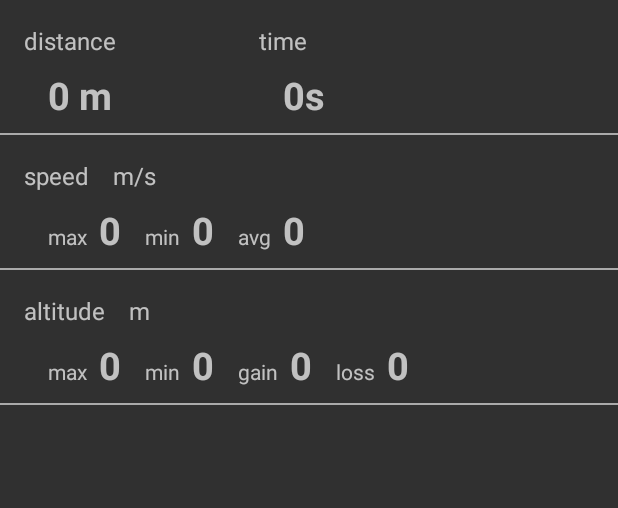
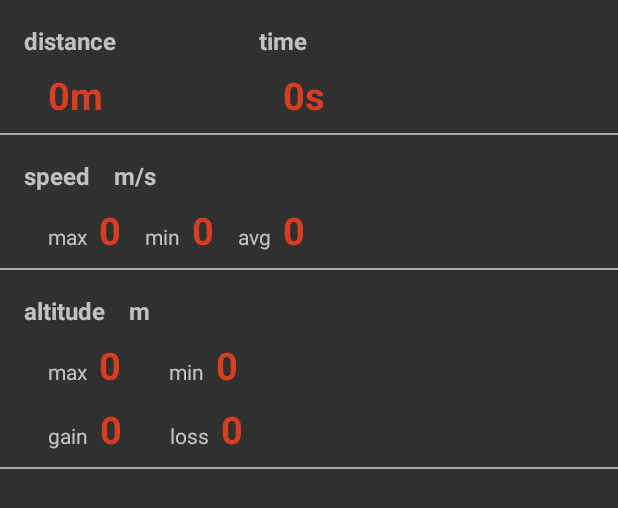
Before and after one commit to qlem/race-monitoring, an Android app: the layout activity_race_report.xml on its own in the app's theme, with its tools: preview values and no code run, on a phone screen of 412 x 824 dp. Shown: the top 508 px of the screen. Run offline under Robolectric (Android 15) with nearby library versions, the phone set to English and light mode, and no system bars.

Commit message:
update design

```diff
--- a/app/src/main/java/com/example/qlem/racemonitoring/RaceReportActivity.java
+++ b/app/src/main/java/com/example/qlem/racemonitoring/RaceReportActivity.java
@@ -133,14 +133,17 @@ public class RaceReportActivity extends AppCompatActivity {
         if (distance >= 1000) {
             distance = distance / 1000;
             nf.setMaximumFractionDigits(2);
-            distanceValueView.setText(String.format("%s km", nf.format(distance)));
+            distanceValueView.setText(String.format("%skm", nf.format(distance)));
         } else {
             nf.setMaximumFractionDigits(0);
-            distanceValueView.setText(String.format("%s m", nf.format(distance)));
+            distanceValueView.setText(String.format("%sm", nf.format(distance)));
         }
 
         // set textView speed
-        float avg = speedTotal / speeds.size();
+        float avg = 0;
+        if (speeds.size() != 0 && speedTotal != 0) {
+            avg = speedTotal / speeds.size();
+        }
         speeds.add(0, new Speed(avg));
         nf.setMaximumFractionDigits(1);
         speedMaxView.setText(nf.format(speedMax));
--- a/app/src/main/java/com/example/qlem/racemonitoring/graph/RaceGraphView.java
+++ b/app/src/main/java/com/example/qlem/racemonitoring/graph/RaceGraphView.java
@@ -7,6 +7,8 @@ import android.graphics.Paint;
 import android.os.Bundle;
 import android.util.AttributeSet;
 import android.view.View;
+
+import com.example.qlem.racemonitoring.R;
 
 import java.text.NumberFormat;
 import java.util.List;
@@ -31,8 +33,8 @@ public class RaceGraphView extends View {
 
     private Paint pen;
 
+    private int speedColor;
     private int altitudeColor;
-    private int speedColor;
     private int axesColor;
 
 
@@ -53,9 +55,9 @@ public class RaceGraphView extends View {
 
     private void init() {
         pen = new Paint(Paint.ANTI_ALIAS_FLAG);
-        altitudeColor = Color.rgb(84, 108, 54);
-        speedColor = Color.rgb(221, 149, 48);
-        axesColor = Color.rgb(181, 59, 118);
+        altitudeColor = Color.rgb(44, 214, 32);
+        speedColor = getResources().getColor(R.color.mainColor);
+        axesColor = Color.rgb(216, 216, 216);
     }
 
     public void setCollection(Bundle collection) {
@@ -72,6 +74,11 @@ public class RaceGraphView extends View {
 
     private void drawLabels(Canvas canvas) {
 
+        // init number format
+        NumberFormat nf = NumberFormat.getInstance();
+        nf.setMaximumFractionDigits(1);
+        nf.setMinimumFractionDigits(1);
+
         // draw altitude label
         pen.setTextSize((float) (GRAPH_START_Y * 0.4));
         pen.setFakeBoldText(true);
@@ -80,16 +87,10 @@ public class RaceGraphView extends View {
         pen.setColor(altitudeColor);
         canvas.drawText("ALT m", 0, textY, pen);
 
-        // init number format
+        // draw min and max value for altitude
         pen.setTextAlign(Paint.Align.RIGHT);
-        NumberFormat nf = NumberFormat.getInstance();
-        nf.setMaximumFractionDigits(1);
-        nf.setMinimumFractionDigits(1);
-
-        // draw min and max value for altitude
         pen.setTextSize((float) (VIEW_WIDTH * 0.025));
         pen.setFakeBoldText(false);
-        pen.setColor(axesColor);
         canvas.drawText(nf.format(maxAltitude), GRAPH_START_X - 12, GRAPH_START_Y, pen);
         canvas.drawText(nf.format(minAltitude), GRAPH_START_X - 12, GRAPH_START_Y + GRAPH_HEIGHT, pen);
 
@@ -104,12 +105,12 @@ public class RaceGraphView extends View {
         pen.setTextAlign(Paint.Align.LEFT);
         pen.setTextSize((float) (VIEW_WIDTH * 0.025));
         pen.setFakeBoldText(false);
-        pen.setColor(axesColor);
         canvas.drawText(nf.format(maxSpeed), GRAPH_START_X + GRAPH_WIDTH + 12, GRAPH_START_Y, pen);
         canvas.drawText(nf.format(minSpeed), GRAPH_START_X + GRAPH_WIDTH + 12, GRAPH_START_Y + GRAPH_HEIGHT, pen);
 
         // draw a horizontal line corresponding to the max value for altitude and speed
         pen.setStrokeWidth(2);
+        pen.setColor(axesColor);
         canvas.drawLine(GRAPH_START_X, GRAPH_START_Y, GRAPH_START_X + GRAPH_WIDTH, GRAPH_START_Y, pen);
 
         // draw horizontal lines and their corresponding altitudes and speeds values
@@ -117,16 +118,19 @@ public class RaceGraphView extends View {
         for (float y = offset; y < GRAPH_HEIGHT; y += offset) {
 
             // draw a horizontal line
+            pen.setColor(axesColor);
             canvas.drawLine(GRAPH_START_X, GRAPH_START_Y + y, GRAPH_START_X + GRAPH_WIDTH, GRAPH_START_Y + y, pen);
 
             // draw corresponding altitude values
             float altitude = diffAltitude * (y - GRAPH_HEIGHT) / - GRAPH_HEIGHT + minAltitude;
             pen.setTextAlign(Paint.Align.RIGHT);
+            pen.setColor(altitudeColor);
             canvas.drawText(nf.format(altitude), GRAPH_START_X - 12, GRAPH_START_Y + y, pen);
 
             // draw corresponding speed values
             float speed = diffSpeed * (y - GRAPH_HEIGHT) / - GRAPH_HEIGHT + minSpeed;
             pen.setTextAlign(Paint.Align.LEFT);
+            pen.setColor(speedColor);
             canvas.drawText(nf.format(speed), GRAPH_START_X + GRAPH_WIDTH + 12, GRAPH_START_Y + y, pen);
         }
     }
--- a/app/src/main/res/layout-land/activity_race_report.xml
+++ b/app/src/main/res/layout-land/activity_race_report.xml
@@ -51,6 +51,7 @@
         android:text="@string/distance_value"
         android:textSize="25sp"
         android:textStyle="bold"
+        android:textColor="@color/mainColor"
         app:layout_constraintStart_toStartOf="parent"
         app:layout_constraintTop_toBottomOf="@+id/distance_label" />
 
@@ -76,6 +77,7 @@
         android:text="@string/time_value"
         android:textSize="25sp"
         android:textStyle="bold"
+        android:textColor="@color/mainColor"
         app:layout_constraintStart_toStartOf="@+id/guideline"
         app:layout_constraintTop_toBottomOf="@+id/time_label" />
 
@@ -111,6 +113,7 @@
         android:text="@string/speed_max_value"
         android:textSize="25sp"
         android:textStyle="bold"
+        android:textColor="@color/mainColor"
         app:layout_constraintStart_toEndOf="@+id/speed_max_label"
         app:layout_constraintTop_toBottomOf="@+id/speed_unit" />
 
@@ -134,6 +137,7 @@
         android:text="@string/speed_min_value"
         android:textSize="25sp"
         android:textStyle="bold"
+        android:textColor="@color/mainColor"
         app:layout_constraintStart_toEndOf="@+id/speed_min_label"
         app:layout_constraintTop_toBottomOf="@+id/speed_unit" />
 
@@ -157,6 +161,7 @@
         android:text="@string/speed_avg_value"
         android:textSize="25sp"
         android:textStyle="bold"
+        android:textColor="@color/mainColor"
         app:layout_constraintStart_toEndOf="@+id/speed_avg_label"
         app:layout_constraintTop_toBottomOf="@+id/speed_unit" />
 
@@ -204,6 +209,7 @@
         android:text="@string/elevation_max_value"
         android:textSize="25sp"
         android:textStyle="bold"
+        android:textColor="@color/mainColor"
         app:layout_constraintStart_toEndOf="@+id/elevation_max_label"
         app:layout_constraintTop_toBottomOf="@+id/elevation_unit" />
 
@@ -227,6 +233,7 @@
         android:text="@string/elevation_min_value"
         android:textSize="25sp"
         android:textStyle="bold"
+        android:textColor="@color/mainColor"
         app:layout_constraintStart_toEndOf="@+id/elevation_min_label"
         app:layout_constraintTop_toBottomOf="@+id/elevation_unit" />
 
@@ -250,6 +257,7 @@
         android:text="@string/elevation_gain_value"
         android:textSize="25sp"
         android:textStyle="bold"
+        android:textColor="@color/mainColor"
         app:layout_constraintStart_toEndOf="@+id/elevation_gain_label"
         app:layout_constraintTop_toBottomOf="@+id/elevation_unit" />
 
@@ -273,6 +281,7 @@
         android:text="@string/elevation_loss_value"
         android:textSize="25sp"
         android:textStyle="bold"
+        android:textColor="@color/mainColor"
         app:layout_constraintStart_toEndOf="@+id/elevation_loss_label"
         app:layout_constraintTop_toBottomOf="@+id/elevation_unit" />
 
--- a/app/src/main/res/layout/activity_race_report.xml
+++ b/app/src/main/res/layout/activity_race_report.xml
@@ -44,6 +44,7 @@
         android:layout_marginTop="16dp"
         android:text="@string/distance_label"
         android:textSize="16sp"
+        android:textStyle="bold"
         app:layout_constraintStart_toStartOf="parent"
         app:layout_constraintTop_toTopOf="parent" />
 
@@ -57,6 +58,7 @@
         android:text="@string/distance_value"
         android:textSize="25sp"
         android:textStyle="bold"
+        android:textColor="@color/mainColor"
         app:layout_constraintStart_toStartOf="parent"
         app:layout_constraintTop_toBottomOf="@+id/distance_label" />
 
@@ -69,6 +71,7 @@
         android:layout_marginTop="16dp"
         android:text="@string/time_label"
         android:textSize="16sp"
+        android:textStyle="bold"
         app:layout_constraintStart_toStartOf="@+id/guideline"
         app:layout_constraintTop_toTopOf="parent" />
 
@@ -82,6 +85,7 @@
         android:text="@string/time_value"
         android:textSize="25sp"
         android:textStyle="bold"
+        android:textColor="@color/mainColor"
         app:layout_constraintStart_toStartOf="@+id/guideline"
         app:layout_constraintTop_toBottomOf="@+id/time_label" />
 
@@ -94,6 +98,7 @@
         android:layout_marginTop="16dp"
         android:text="@string/speed_label"
         android:textSize="16sp"
+        android:textStyle="bold"
         app:layout_constraintStart_toStartOf="parent"
         app:layout_constraintTop_toBottomOf="@+id/spacer_1" />
 
@@ -117,6 +122,7 @@
         android:text="@string/speed_max_value"
         android:textSize="25sp"
         android:textStyle="bold"
+        android:textColor="@color/mainColor"
         app:layout_constraintStart_toEndOf="@+id/speed_max_label"
         app:layout_constraintTop_toBottomOf="@+id/speed_unit" />
 
@@ -140,6 +146,7 @@
         android:text="@string/speed_min_value"
         android:textSize="25sp"
         android:textStyle="bold"
+        android:textColor="@color/mainColor"
         app:layout_constraintStart_toEndOf="@+id/speed_min_label"
         app:layout_constraintTop_toBottomOf="@+id/speed_unit" />
 
@@ -163,6 +170,7 @@
         android:text="@string/speed_avg_value"
         android:textSize="25sp"
         android:textStyle="bold"
+        android:textColor="@color/mainColor"
         app:layout_constraintStart_toEndOf="@+id/speed_avg_label"
         app:layout_constraintTop_toBottomOf="@+id/speed_unit" />
 
@@ -175,6 +183,7 @@
         android:layout_marginTop="16dp"
         android:text="@string/speed_unit"
         android:textSize="16sp"
+        android:textStyle="bold"
         app:layout_constraintStart_toEndOf="@+id/speed_label"
         app:layout_constraintTop_toBottomOf="@+id/spacer_1" />
 
@@ -187,6 +196,7 @@
         android:layout_marginTop="16dp"
         android:text="@string/elevation_label"
         android:textSize="16sp"
+        android:textStyle="bold"
         app:layout_constraintStart_toStartOf="parent"
         app:layout_constraintTop_toBottomOf="@+id/spacer_2" />
 
@@ -210,6 +220,7 @@
         android:text="@string/elevation_max_value"
         android:textSize="25sp"
         android:textStyle="bold"
+        android:textColor="@color/mainColor"
         app:layout_constraintStart_toEndOf="@+id/elevation_max_label"
         app:layout_constraintTop_toBottomOf="@+id/elevation_unit" />
 
@@ -217,8 +228,8 @@
         android:id="@+id/elevation_min_label"
         android:layout_width="wrap_content"
         android:layout_height="wrap_content"
-        android:layout_marginStart="16dp"
-        android:layout_marginLeft="16dp"
+        android:layout_marginStart="32dp"
+        android:layout_marginLeft="32dp"
         android:text="@string/elevation_min_label"
         app:layout_constraintBaseline_toBaselineOf="@+id/elevation_min_value"
         app:layout_constraintStart_toEndOf="@+id/elevation_max_value" />
@@ -233,6 +244,7 @@
         android:text="@string/elevation_min_value"
         android:textSize="25sp"
         android:textStyle="bold"
+        android:textColor="@color/mainColor"
         app:layout_constraintStart_toEndOf="@+id/elevation_min_label"
         app:layout_constraintTop_toBottomOf="@+id/elevation_unit" />
 
@@ -240,11 +252,11 @@
         android:id="@+id/elevation_gain_label"
         android:layout_width="wrap_content"
         android:layout_height="wrap_content"
-        android:layout_marginStart="16dp"
-        android:layout_marginLeft="16dp"
+        android:layout_marginStart="32dp"
+        android:layout_marginLeft="32dp"
         android:text="@string/elevation_gain_label"
         app:layout_constraintBaseline_toBaselineOf="@+id/elevation_gain_value"
-        app:layout_constraintStart_toEndOf="@+id/elevation_min_value" />
+        app:layout_constraintStart_toStartOf="parent" />
 
     <TextView
         android:id="@+id/elevation_gain_value"
@@ -254,19 +266,20 @@
         android:layout_marginLeft="8dp"
         android:layout_marginTop="8dp"
         android:text="@string/elevation_gain_value"
+        android:textColor="@color/mainColor"
         android:textSize="25sp"
         android:textStyle="bold"
         app:layout_constraintStart_toEndOf="@+id/elevation_gain_label"
-        app:layout_constraintTop_toBottomOf="@+id/elevation_unit" />
+        app:layout_constraintTop_toBottomOf="@+id/elevation_max_value" />
 
     <TextView
         android:id="@+id/elevation_loss_label"
         android:layout_width="wrap_content"
         android:layout_height="wrap_content"
-        android:layout_marginStart="16dp"
-        android:layout_marginLeft="16dp"
+        android:layout_marginStart="32dp"
+        android:layout_marginLeft="32dp"
         android:text="@string/elevation_loss_label"
-        app:layout_constraintBaseline_toBaselineOf="@+id/elevation_loss_value"
+        app:layout_constraintBaseline_toBaselineOf="@+id/elevation_gain_value"
         app:layout_constraintStart_toEndOf="@+id/elevation_gain_value" />
 
     <TextView
@@ -275,12 +288,12 @@
         android:layout_height="wrap_content"
         android:layout_marginStart="8dp"
         android:layout_marginLeft="8dp"
-        android:layout_marginTop="8dp"
         android:text="@string/elevation_loss_value"
+        android:textColor="@color/mainColor"
         android:textSize="25sp"
         android:textStyle="bold"
-        app:layout_constraintStart_toEndOf="@+id/elevation_loss_label"
-        app:layout_constraintTop_toBottomOf="@+id/elevation_unit" />
+        app:layout_constraintBaseline_toBaselineOf="@+id/elevation_loss_label"
+        app:layout_constraintStart_toEndOf="@+id/elevation_loss_label" />
 
     <TextView
         android:id="@+id/elevation_unit"
@@ -291,6 +304,7 @@
         android:layout_marginTop="16dp"
         android:text="@string/elevation_unit"
         android:textSize="16sp"
+        android:textStyle="bold"
         app:layout_constraintStart_toEndOf="@+id/elevation_label"
         app:layout_constraintTop_toBottomOf="@+id/spacer_2" />
 
--- a/app/src/main/res/values/strings.xml
+++ b/app/src/main/res/values/strings.xml
@@ -8,7 +8,7 @@
     <string name="time_value">0s</string>
 
     <string name="distance_label">distance</string>
-    <string name="distance_value">0 m</string>
+    <string name="distance_value">0m</string>
 
     <string name="speed_label">speed</string>
     <string name="speed_max_label">max</string>
```
